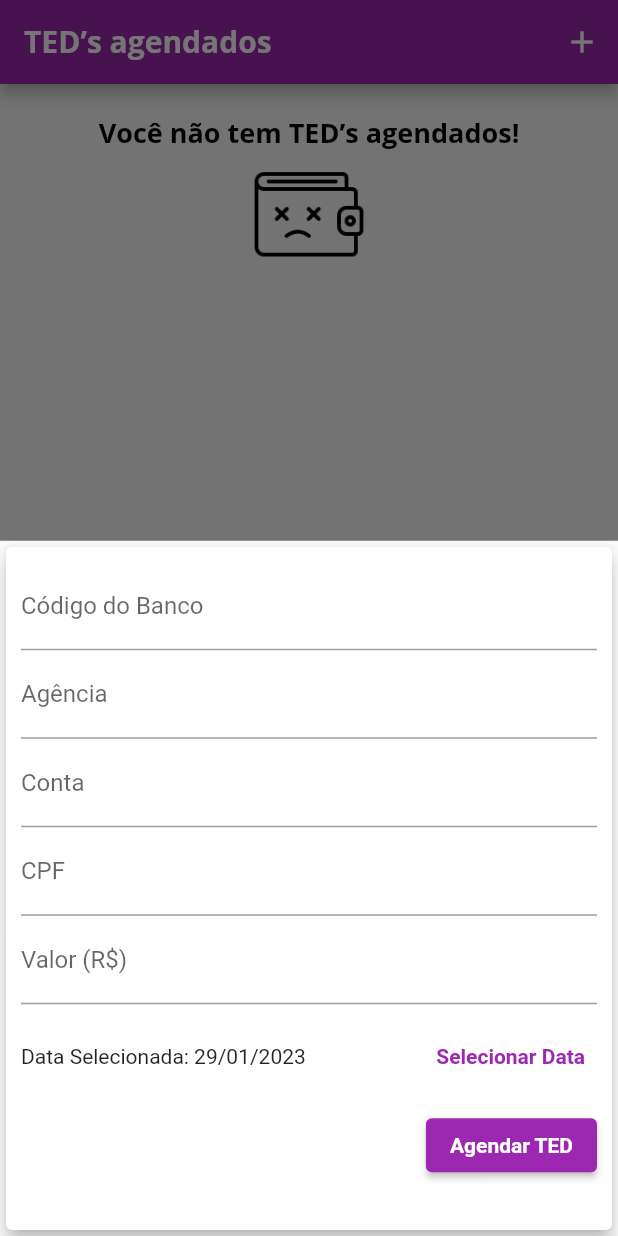
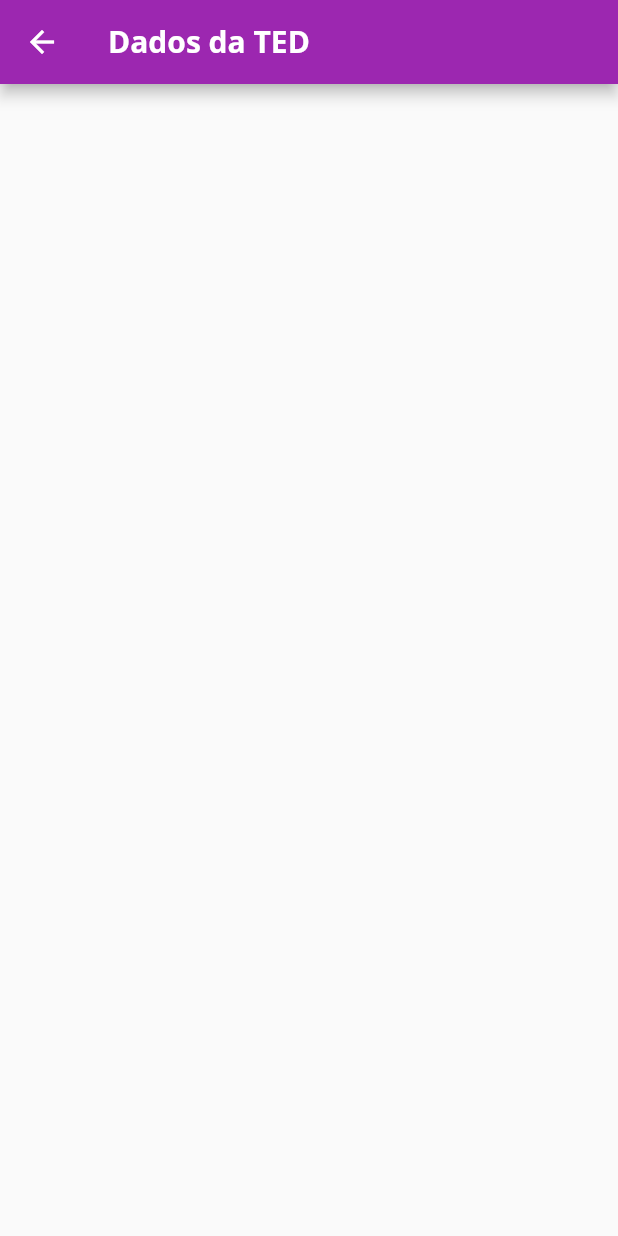
Before and after one commit to araquelos/araquelos.flutter, a Flutter app: the screen it shows after launch, after a tap on "Agendar TED", on a phone screen of 412 x 824 dp. Run offline on Flutter 3.47's test engine with Material 2 defaults, Android fonts, the phone set to English and light mode, and no system bars.

Commit message:
criacao da pagina de formulario correcao das rotas e renomeacao de widgets

```diff
--- a/desafio_vibe/lib/main.dart
+++ b/desafio_vibe/lib/main.dart
@@ -1,8 +1,9 @@
 import 'package:desafio_vibe/paginas/ted_detalhes.dart';
-import 'package:desafio_vibe/utilitarios/app_routes.dart';
+import 'package:desafio_vibe/paginas/ted_formulario.dart';
+import 'package:desafio_vibe/utilitarios/app_rotas.dart';
+import 'package:desafio_vibe/widgets/ted_form.dart';
 import 'package:flutter/material.dart';
 import 'dart:math';
-import 'widgets/ted_formulario.dart';
 import 'widgets/ted_lista.dart';
 import 'modelos/ted.dart';
 
@@ -17,7 +18,8 @@ class DesafioVibe extends StatelessWidget {
     return MaterialApp(
       debugShowCheckedModeBanner: false,
       routes: {
-        AppRoutes.tedDetalhes: (ctx) => const TedDetalhes(),
+        AppRotas.tedDetalhes: (ctx) => const TedDetalhes(),
+        AppRotas.tedFormulario: (ctx) => const TedFormulario(),
       },
       home: const MyHomePage(),
       theme: tema.copyWith(
@@ -88,7 +90,7 @@ class _MyHomePageState extends State<MyHomePage> {
     showModalBottomSheet(
       context: context,
       builder: (_) {
-        return Ted_Formulario(_addTed);
+        return TedForm(_addTed);
       },
     );
   }
@@ -109,7 +111,7 @@ class _MyHomePageState extends State<MyHomePage> {
         child: Column(
           crossAxisAlignment: CrossAxisAlignment.stretch,
           children: [
-            Ted_Lista(
+            TedLista(
               _teds,
               _removeTed,
             ),
@@ -117,7 +119,12 @@ class _MyHomePageState extends State<MyHomePage> {
         ),
       ),
       floatingActionButton: FloatingActionButton.extended(
-        onPressed: () => _openTedFormModal(context),
+        //onPressed: () => _openTedFormModal(context),
+        onPressed: () {
+          Navigator.of(context).pushNamed(
+            AppRotas.tedFormulario,
+          );
+        },
         label: const Text('Agendar TED'),
         icon: const Icon(Icons.add),
       ),
--- a/desafio_vibe/lib/paginas/ted_detalhes.dart
+++ b/desafio_vibe/lib/paginas/ted_detalhes.dart
@@ -9,7 +9,8 @@ class TedDetalhes extends StatelessWidget {
     final Ted ted = ModalRoute.of(context)!.settings.arguments as Ted;
     return Scaffold(
       appBar: AppBar(
-        title: Text(ted.cpf),
+        //title: Text(ted.cpf),
+        title: const Text('Visualizar TED'),
       ),
     );
   }
--- /dev/null
+++ b/desafio_vibe/lib/paginas/ted_formulario.dart
@@ -0,0 +1,14 @@
+import 'package:flutter/material.dart';
+
+class TedFormulario extends StatelessWidget {
+  const TedFormulario({Key? key}) : super(key: key);
+
+  @override
+  Widget build(BuildContext context) {
+    return Scaffold(
+      appBar: AppBar(
+        title: const Text('Dados da TED'),
+      ),
+    );
+  }
+}
--- /dev/null
+++ b/desafio_vibe/lib/utilitarios/app_rotas.dart
@@ -0,0 +1,4 @@
+class AppRotas {
+  static const tedDetalhes = '/ted-detalhes';
+  static const tedFormulario = 'ted-formulario';
+}
--- a/desafio_vibe/lib/utilitarios/app_routes.dart
+++ /dev/null
@@ -1,3 +0,0 @@
-class AppRoutes {
-  static const tedDetalhes = '/ted-detalhes';
-}
--- a/desafio_vibe/lib/widgets/ted_formulario.dart
+++ b/desafio_vibe/lib/widgets/ted_form.dart
@@ -3,16 +3,16 @@
 import 'package:flutter/material.dart';
 import 'package:intl/intl.dart';
 
-class Ted_Formulario extends StatefulWidget {
+class TedForm extends StatefulWidget {
   final void Function(int, int, int, String, double, DateTime) onSubmit;
 
-  const Ted_Formulario(this.onSubmit, {Key? key}) : super(key: key);
+  const TedForm(this.onSubmit, {Key? key}) : super(key: key);
 
   @override
-  State<Ted_Formulario> createState() => _Ted_FormularioState();
+  State<TedForm> createState() => _TedFormState();
 }
 
-class _Ted_FormularioState extends State<Ted_Formulario> {
+class _TedFormState extends State<TedForm> {
   final _codBancoController = TextEditingController();
   final _agenciaController = TextEditingController();
   final _contaController = TextEditingController();
--- a/desafio_vibe/lib/widgets/ted_lista.dart
+++ b/desafio_vibe/lib/widgets/ted_lista.dart
@@ -4,14 +4,14 @@ import 'package:flutter/material.dart';
 import '../modelos/ted.dart';
 import 'package:intl/intl.dart';
 
-import '../utilitarios/app_routes.dart';
+import '../utilitarios/app_rotas.dart';
 
-class Ted_Lista extends StatelessWidget {
+class TedLista extends StatelessWidget {
   final List<Ted> teds;
   //final Ted ted;
   final void Function(String) onRemove;
 
-  const Ted_Lista(
+  const TedLista(
     this.teds,
     this.onRemove, {
     Key? key,
@@ -79,7 +79,7 @@ class Ted_Lista extends StatelessWidget {
                         IconButton(
                             onPressed: () {
                               Navigator.of(context).pushNamed(
-                                AppRoutes.tedDetalhes,
+                                AppRotas.tedDetalhes,
                                 arguments: tr,
                               );
                             },
```
